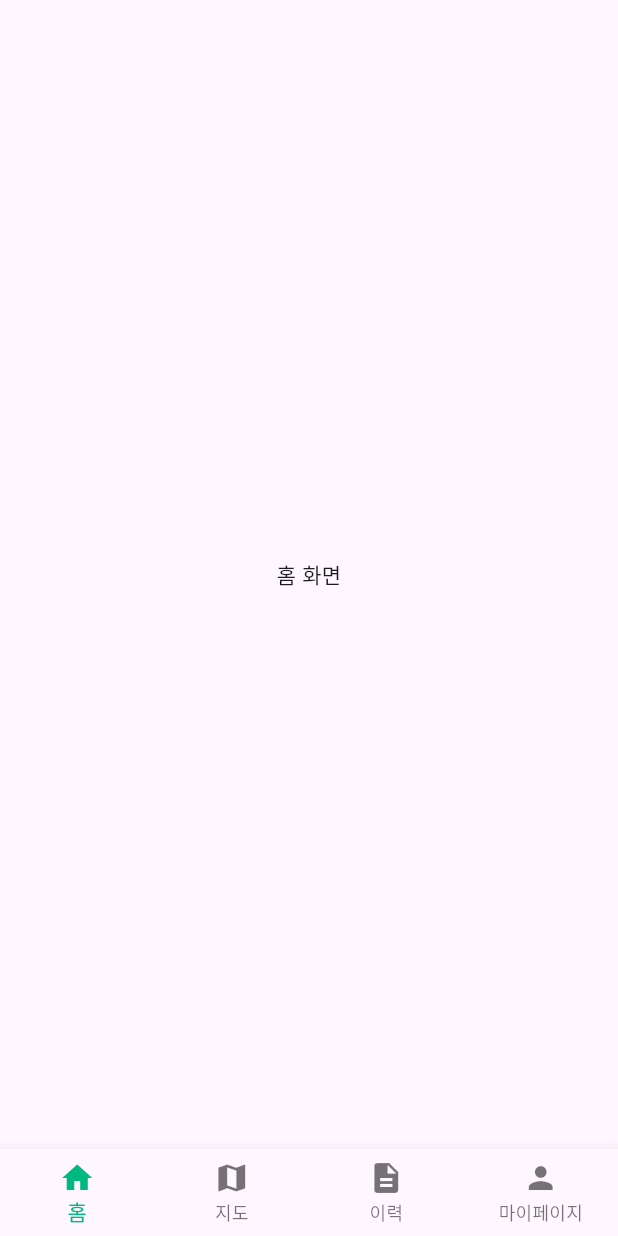
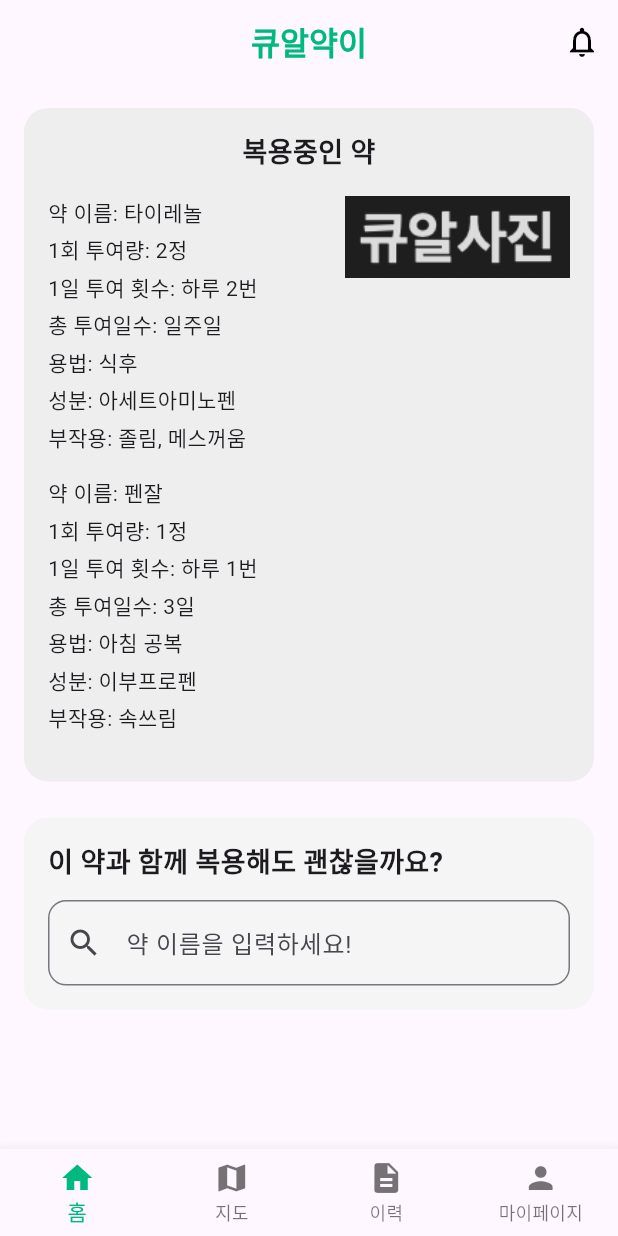
Before and after one commit to seohyun020633/QRyakee, a Flutter app: the UserBottomNav screen opened directly, on a phone screen of 412 x 824 dp. Run offline on Flutter 3.47's test engine with Material 3 defaults, Android fonts, the phone set to English and light mode, and no system bars; our stand-ins replace camera, permission_handler; missing offline and left inert: flutter_naver_map.

Commit message:
홈화면&지도

```diff
--- a/flutter_application/lib/main.dart
+++ b/flutter_application/lib/main.dart
@@ -14,7 +14,7 @@ class MyApp extends StatelessWidget {
   Widget build(BuildContext context) {
     return MaterialApp(
       title: 'Flutter Demo',
-      home:PharmacyBottomNav(),
+      home:UserBottomNav(),
       theme: ThemeData(
         // This is the theme of your application.
         //
--- a/flutter_application/lib/user_bottom_nav.dart
+++ b/flutter_application/lib/user_bottom_nav.dart
@@ -1,4 +1,6 @@
 import 'package:flutter/material.dart';
+import 'package:flutter_application/user_home.dart';
+import 'package:flutter_application/naver_map_screen.dart';
 import 'package:flutter_application/constant/colors.dart';
 
 //일반 사용자 하단바
@@ -11,8 +13,8 @@ class _UserBottomNavState extends State<UserBottomNav> {
   int _selectedIndex = 0;
 
   static final List<Widget> _pages = [
-    Center(child: Text('홈 화면')),
-    Center(child: Text('지도 화면')),
+    UserHome(),
+    NaverMapScreen(),
     Center(child: Text('이력 화면')),
     Center(child: Text('마이페이지 화면')),
   ];
@@ -33,22 +35,10 @@ class _UserBottomNavState extends State<UserBottomNav> {
         onTap: _onItemTapped,
         selectedItemColor: AppColors.primary, //선택 시 색깔
         items: const [
-          BottomNavigationBarItem(
-            icon: Icon(Icons.home),
-            label: '홈',
-          ),
-          BottomNavigationBarItem(
-            icon: Icon(Icons.map),
-            label: '지도',
-          ),
-          BottomNavigationBarItem(
-            icon: Icon(Icons.description),
-            label: '이력',
-          ),
-          BottomNavigationBarItem(
-            icon: Icon(Icons.person),
-            label: '마이페이지',
-          ),
+          BottomNavigationBarItem(icon: Icon(Icons.home), label: '홈'),
+          BottomNavigationBarItem(icon: Icon(Icons.map), label: '지도'),
+          BottomNavigationBarItem(icon: Icon(Icons.description), label: '이력'),
+          BottomNavigationBarItem(icon: Icon(Icons.person), label: '마이페이지'),
         ],
       ),
     );
--- /dev/null
+++ b/flutter_application/lib/user_home.dart
@@ -0,0 +1,173 @@
+import 'package:flutter/material.dart';
+import 'package:flutter_application/constant/colors.dart';
+import 'package:flutter_application/user_qr_fullimage.dart';
+
+class UserHome extends StatefulWidget {
+  const UserHome({super.key});
+  @override
+  State<UserHome> createState() => _UserHomeState();
+}
+
+class _UserHomeState extends State<UserHome> {
+  List<Map<String, String>> prescriptions = const [
+    {
+      "약 이름": "타이레놀",
+      "1회 투여량": "2정",
+      "1일 투여 횟수": "하루 2번",
+      "총 투여일수": "일주일",
+      "용법": "식후",
+      "성분": "아세트아미노펜",
+      "부작용": "졸림, 메스꺼움",
+    },
+    {
+      "약 이름": "펜잘",
+      "1회 투여량": "1정",
+      "1일 투여 횟수": "하루 1번",
+      "총 투여일수": "3일",
+      "용법": "아침 공복",
+      "성분": "이부프로펜",
+      "부작용": "속쓰림",
+    },
+  ];
+
+  String currentQRImagePath = 'assets/images/temporaryQR.png';
+
+  @override
+  Widget build(BuildContext context) {
+    return Scaffold(
+      appBar: AppBar(
+        backgroundColor: Colors.transparent,
+        elevation: 0,
+        centerTitle: true,
+        title: const Text(
+          '큐알약이',
+          style: TextStyle(
+            fontWeight: FontWeight.bold,
+            fontSize: 21,
+            color: AppColors.primary,
+          ),
+        ),
+        actions: [
+          IconButton(
+            icon: const Icon(Icons.notifications_none, color: Colors.black),
+            onPressed: () {},
+          ),
+        ],
+      ),
+      body: SingleChildScrollView(
+        padding: const EdgeInsets.all(16),
+        child: Column(
+          children: [
+            // Box 1
+            Container(
+              width: double.infinity,
+              padding: const EdgeInsets.all(16),
+              decoration: BoxDecoration(
+                color: Colors.grey[200],
+                borderRadius: BorderRadius.circular(16),
+              ),
+              child: Stack(
+                children: [
+                  // 약 타이틀 및 리스트
+                  Column(
+                    crossAxisAlignment: CrossAxisAlignment.start,
+                    children: [
+                      const Center(
+                        child: Text(
+                          '복용중인 약',
+                          style: TextStyle(
+                            fontSize: 18,
+                            fontWeight: FontWeight.bold,
+                          ),
+                        ),
+                      ),
+                      const SizedBox(height: 16),
+                      ...prescriptions.map((item) {
+                        return Padding(
+                          padding: const EdgeInsets.only(bottom: 12),
+                          child: Column(
+                            crossAxisAlignment: CrossAxisAlignment.start,
+                            children: item.entries.map((entry) {
+                              return Padding(
+                                padding: const EdgeInsets.only(bottom: 4),
+                                child: Text(
+                                  '${entry.key}: ${entry.value}',
+                                  style: const TextStyle(fontSize: 14),
+                                ),
+                              );
+                            }).toList(),
+                          ),
+                        );
+                      }),
+                    ],
+                  ),
+
+                  // 오른쪽 하단 이미지
+                  Positioned(
+                    top: 30,
+                    right: 0,
+                    child: GestureDetector(
+                      onTap: () {
+                        Navigator.push(
+                          context,
+                          MaterialPageRoute(
+                            builder: (context) =>
+                                UserQrFullImage(imagePath: currentQRImagePath),
+                          ),
+                        );
+                      },
+                      child: Image.asset(
+                        currentQRImagePath,
+                        width: 150,
+                        height: 80,
+                      ),
+                    ),
+                  ),
+                ],
+              ),
+            ),
+
+            const SizedBox(height: 24),
+
+            // Box 2
+            Container(
+              width: double.infinity,
+              padding: const EdgeInsets.all(16),
+              decoration: BoxDecoration(
+                color: Colors.grey[100],
+                borderRadius: BorderRadius.circular(16),
+              ),
+              child: Column(
+                crossAxisAlignment: CrossAxisAlignment.start,
+                children: [
+                  const Text(
+                    '이 약과 함께 복용해도 괜찮을까요?',
+                    style: TextStyle(fontSize: 18, fontWeight: FontWeight.bold),
+                  ),
+                  const SizedBox(height: 12),
+                  TextField(
+                    decoration: InputDecoration(
+                      hintText: '약 이름을 입력하세요!',
+                      prefixIcon: const Icon(Icons.search),
+                      border: OutlineInputBorder(
+                        borderRadius: BorderRadius.circular(12),
+                        borderSide: BorderSide(color: AppColors.primary),
+                      ),
+                      focusedBorder: OutlineInputBorder(
+                        borderRadius: BorderRadius.circular(12),
+                        borderSide: BorderSide(
+                          color: AppColors.primary,
+                          width: 2,
+                        ),
+                      ),
+                    ),
+                  ),
+                ],
+              ),
+            ),
+          ],
+        ),
+      ),
+    );
+  }
+}
```
Also changed, not shown: flutter_application/lib/naver_map_screen.dart (added, +62 -0 lines), flutter_application/lib/user_qr_fullimage.dart (added, +83 -0 lines), flutter_application/pubspec.yaml (+6 -5 lines), flutter_application/assets/images/temporaryQR.png (added), flutter_application/pubspec.lock, 6 other files.
